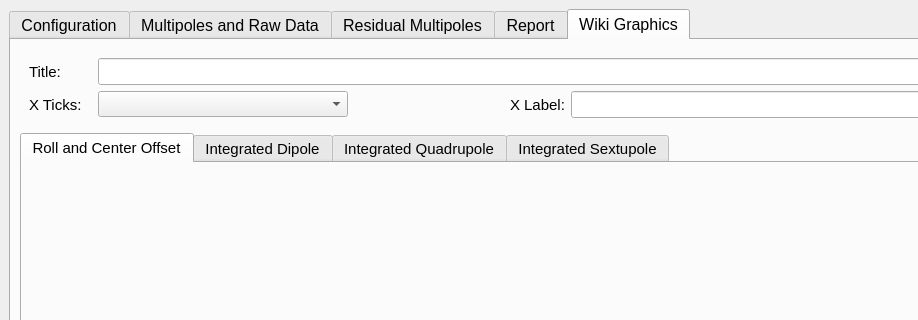
Above: rotcoilanalysis/ui/interface.ui from lnls-ima/rotating-coil-analysis before the change; both pictures show x 0 to 918 and y 0 to 320 of the 1312 by 900 pixel window. Below: the same form after it.
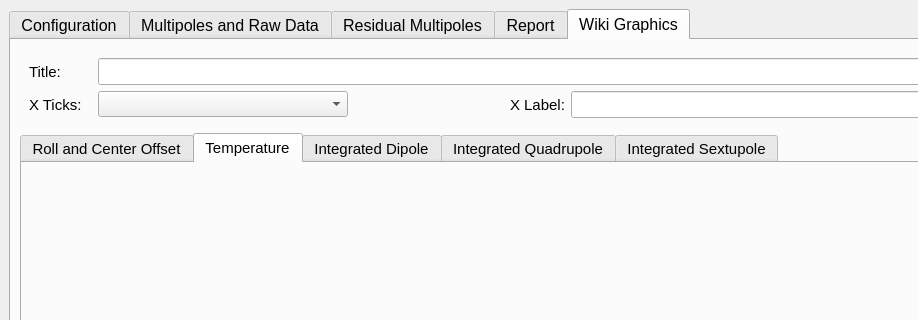
That is the form after the change. The open tabs and pages were chosen to show the change. Icons and pictures are not drawn.

Commit message: Add temperature plot

```diff
--- a/rotcoilanalysis/ui/interface.ui
+++ b/rotcoilanalysis/ui/interface.ui
@@ -3673,6 +3673,16 @@
             </item>
            </layout>
           </widget>
+          <widget class="QWidget" name="temperature">
+           <attribute name="title">
+            <string>Temperature</string>
+           </attribute>
+           <layout class="QGridLayout" name="gridLayout_11">
+            <item row="0" column="0">
+             <layout class="QVBoxLayout" name="lt_temperature"/>
+            </item>
+           </layout>
+          </widget>
           <widget class="QWidget" name="dipole">
            <attribute name="title">
             <string>Integrated Dipole</string>
```
Left out of the diff: 4 changed lines with no effect on the pictures. The commit also changes 1 other file.
